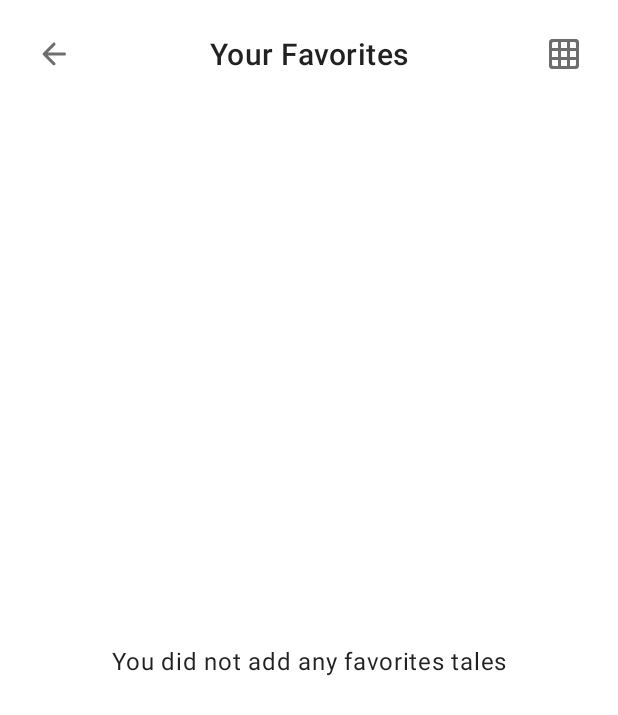
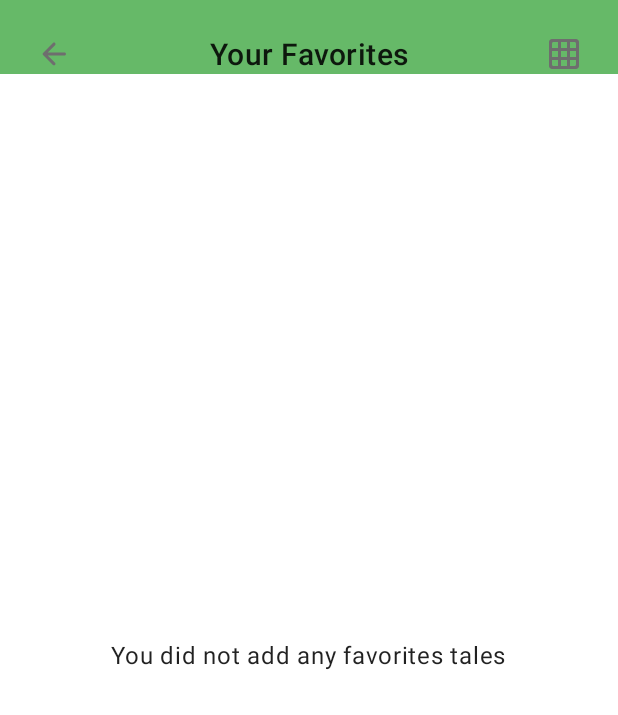
Before and after one commit to KatiaOuadahi/Kids-Tales, an Android app: the FavoritesActivity screen opened directly, with no data from a screen before it, on a phone screen of 412 x 824 dp. Shown: the top 715 px of the screen. Run offline under Robolectric (Android 15) with nearby library versions, the phone set to English and light mode, and no system bars.

Commit message:
UI updated + code reformated

```diff
--- a/app/src/main/java/com/example/kidstales/FavoritesActivity.java
+++ b/app/src/main/java/com/example/kidstales/FavoritesActivity.java
@@ -11,6 +11,7 @@ import android.os.Bundle;
 import android.util.Log;
 import android.view.View;
 import android.widget.ImageButton;
+import android.widget.LinearLayout;
 import android.widget.TextView;
 
 import com.example.kidstales.adapter.StoryAdapter;
@@ -23,7 +24,7 @@ public class FavoritesActivity extends AppCompatActivity {
 
     private RecyclerView recyclerView;
 
-    private TextView textView;
+    private LinearLayout linearLayout;
     private ImageButton viewButton;
     private boolean isGridView = true;
     private List<Story> favoriteStories;
@@ -36,7 +37,8 @@ public class FavoritesActivity extends AppCompatActivity {
 
         recyclerView = findViewById(R.id.grid_recycler_view);
         viewButton = findViewById(R.id.ib_view);
-        textView = findViewById(R.id.tv_noFavorites);
+        linearLayout = findViewById(R.id.ll_noFavorites);
+
 
         viewButton.setOnClickListener(new View.OnClickListener() {
             @Override
@@ -51,18 +53,16 @@ public class FavoritesActivity extends AppCompatActivity {
         Log.d("MY_TAG_FavoritesActivity", "Favorite stories size: " + favoriteStories.size());
 
 
-
         if (favoriteStories.isEmpty()) {
-            textView.setVisibility(View.VISIBLE);
+            linearLayout.setVisibility(View.VISIBLE);
             recyclerView.setVisibility(View.GONE);
         } else {
-            textView.setVisibility(View.GONE);
+            linearLayout.setVisibility(View.GONE);
             recyclerView.setVisibility(View.VISIBLE);
 
 
             setGridView(); // Set initial view as grid view
         }
-
 
 
         ImageButton backToStoriesList = findViewById(R.id.ib_backToStoriesList);
--- a/app/src/main/java/com/example/kidstales/StoriesListActivity.java
+++ b/app/src/main/java/com/example/kidstales/StoriesListActivity.java
@@ -44,8 +44,6 @@ public class StoriesListActivity extends AppCompatActivity {
         setGridView(); // Set initial view as grid view
 
 
-
-
         ImageButton showFavorites = findViewById(R.id.ib_ShowFavorites);
         //move to StoriesListActiviy when the btn_show_all button is clicked
         showFavorites.setOnClickListener(new View.OnClickListener() {
@@ -65,7 +63,6 @@ public class StoriesListActivity extends AppCompatActivity {
                 startActivity(intent);
             }
         });
-
 
 
     }
--- a/app/src/main/java/com/example/kidstales/adapter/StoryAdapter.java
+++ b/app/src/main/java/com/example/kidstales/adapter/StoryAdapter.java
@@ -64,7 +64,7 @@ public class StoryAdapter extends RecyclerView.Adapter<StoryAdapter.StoryViewHol
         ImageButton favoriteButton;
         List<Story> stories;
 
-        public StoryViewHolder(View itemView, List<Story> stories , boolean isFavoriteActivity) {
+        public StoryViewHolder(View itemView, List<Story> stories, boolean isFavoriteActivity) {
             super(itemView);
             imageView = itemView.findViewById(R.id.iv_storyCover);
             titleTextView = itemView.findViewById(R.id.tv_storyTitle);
@@ -74,7 +74,7 @@ public class StoryAdapter extends RecyclerView.Adapter<StoryAdapter.StoryViewHol
 
             if (isFavoriteActivity) {
                 favoriteButton.setVisibility(View.GONE); // Hide the favorite ImageButton
-            } else{
+            } else {
                 // Implement a click listener for the favorite ImageButton
                 favoriteButton.setOnClickListener(new View.OnClickListener() {
                     @Override
@@ -99,7 +99,7 @@ public class StoryAdapter extends RecyclerView.Adapter<StoryAdapter.StoryViewHol
                         }
                     }
                 });
-        }
+            }
         }
     }
 }
--- a/app/src/main/res/layout/activity_favorites.xml
+++ b/app/src/main/res/layout/activity_favorites.xml
@@ -1,73 +1,78 @@
 <?xml version="1.0" encoding="utf-8"?>
 <androidx.constraintlayout.widget.ConstraintLayout xmlns:android="http://schemas.android.com/apk/res/android"
+    xmlns:app="http://schemas.android.com/apk/res-auto"
     xmlns:tools="http://schemas.android.com/tools"
     android:layout_width="match_parent"
     android:layout_height="match_parent"
-    xmlns:app="http://schemas.android.com/apk/res-auto"
+    android:background="#66B968"
     tools:context=".FavoritesActivity">
-
 
 
     <ImageButton
         android:id="@+id/ib_backToStoriesList"
         android:layout_width="wrap_content"
         android:layout_height="wrap_content"
-        android:src="@drawable/ic_arrow_back"
+        android:layout_marginStart="16dp"
+        android:layout_marginTop="16dp"
         android:background="?android:attr/selectableItemBackground"
         android:padding="8dp"
-        app:layout_constraintTop_toTopOf="parent"
+        android:src="@drawable/ic_arrow_back"
         app:layout_constraintStart_toStartOf="parent"
-        android:layout_marginTop="16dp"
-        android:layout_marginStart="16dp" />
-
+        app:layout_constraintTop_toTopOf="parent" />
 
 
     <TextView
+        android:id="@+id/tv_yourFav"
         android:layout_width="wrap_content"
         android:layout_height="wrap_content"
+        android:layout_marginTop="6dp"
         android:text="Your Favorites"
         android:textAppearance="?attr/textAppearanceHeadline6"
-        android:layout_marginTop="6dp"
+        app:layout_constraintEnd_toStartOf="@id/ib_view"
         app:layout_constraintStart_toEndOf="@id/ib_backToStoriesList"
-        app:layout_constraintEnd_toStartOf="@id/ib_view"
         app:layout_constraintTop_toTopOf="@id/ib_backToStoriesList" />
-
-
 
 
     <ImageButton
         android:id="@+id/ib_view"
         android:layout_width="wrap_content"
         android:layout_height="wrap_content"
-        android:src="@drawable/ic_grid_view"
+        android:layout_marginEnd="16dp"
         android:background="?android:attr/selectableItemBackground"
         android:padding="8dp"
-        app:layout_constraintTop_toTopOf="@id/ib_backToStoriesList"
+        android:src="@drawable/ic_grid_view"
         app:layout_constraintEnd_toEndOf="parent"
-        android:layout_marginEnd="16dp" />
+        app:layout_constraintTop_toTopOf="@id/ib_backToStoriesList" />
 
     <androidx.recyclerview.widget.RecyclerView
         android:id="@+id/grid_recycler_view"
         android:layout_width="0dp"
         android:layout_height="0dp"
+        android:background="#FFFFFF"
         android:orientation="vertical"
         app:layoutManager="androidx.recyclerview.widget.GridLayoutManager"
-        app:spanCount="2"
+        app:layout_constraintBottom_toBottomOf="parent"
+        app:layout_constraintEnd_toEndOf="parent"
+        app:layout_constraintStart_toStartOf="parent"
         app:layout_constraintTop_toBottomOf="@id/ib_backToStoriesList"
-        app:layout_constraintBottom_toBottomOf="parent"
-        app:layout_constraintStart_toStartOf="parent"
-        app:layout_constraintEnd_toEndOf="parent"/>
+        app:spanCount="2" />
 
 
-    <TextView
-        android:id="@+id/tv_noFavorites"
-        android:layout_width="wrap_content"
-        android:layout_height="wrap_content"
-        android:text="You did not add any favorites tales"
-        android:textAppearance="?attr/textAppearanceBody1"
-        app:layout_constraintStart_toStartOf="parent"
-        app:layout_constraintEnd_toEndOf="parent"
+    <LinearLayout
+        android:id="@+id/ll_noFavorites"
+        android:layout_width="match_parent"
+        android:layout_height="0dp"
+        android:background="#FFFFFF"
+        android:gravity="center"
+        android:orientation="vertical"
         app:layout_constraintBottom_toBottomOf="parent"
-        app:layout_constraintTop_toBottomOf="@id/ib_view" />
+        app:layout_constraintTop_toBottomOf="@id/tv_yourFav">
+
+        <TextView
+            android:layout_width="wrap_content"
+            android:layout_height="wrap_content"
+            android:text="You did not add any favorites tales"
+            android:textAppearance="?attr/textAppearanceBody1" />
+    </LinearLayout>
 
 </androidx.constraintlayout.widget.ConstraintLayout>
```
Also changed, not shown: app/src/main/res/drawable/rounded_button.xml (+4 -4 lines), app/src/main/res/layout/activity_main.xml (+29 -33 lines), app/src/main/res/layout/activity_stories_list.xml (+20 -21 lines), app/src/main/res/layout/item_grid_view.xml (+7 -8 lines), app/src/main/res/layout/item_vertical_view.xml (+6 -7 lines).
